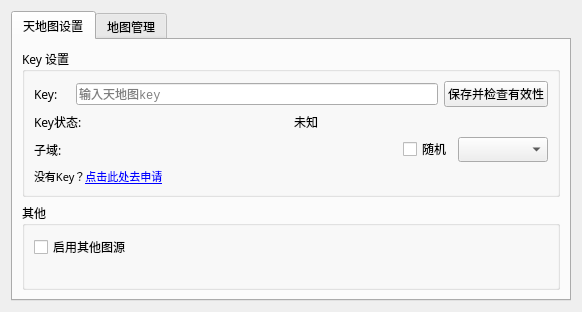
First picture: the form in tianditu_tools/ui/setting.ui, repository liuxsdev/qgis-plugin-tianditu, before the edit.
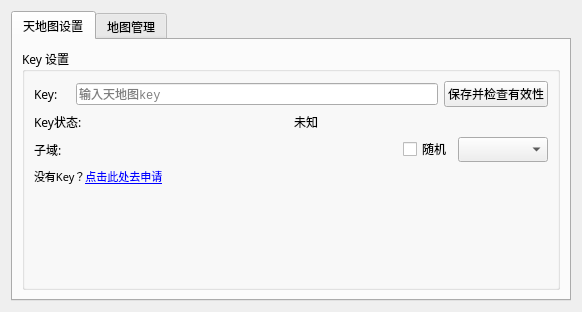
Second picture: the form after the edit. Custom widgets are drawn as their Qt base class.

Diff of the .ui file:
```diff
--- a/tianditu_tools/ui/setting.ui
+++ b/tianditu_tools/ui/setting.ui
@@ -151,45 +151,15 @@
            </layout>
           </item>
           <item>
-           <layout class="QHBoxLayout" name="horizontalLayout_4">
-            <item>
-             <widget class="QLabel" name="label_4">
-              <property name="text">
-               <string>&lt;html&gt;&lt;head/&gt;&lt;body&gt;&lt;p&gt;&lt;span style=&quot; font-size:8pt;&quot;&gt;没有Key？&lt;/span&gt;&lt;a href=&quot;https://console.tianditu.gov.cn/api/key&quot;&gt;&lt;span style=&quot; font-size:8pt; text-decoration: underline; color:#0000ff;&quot;&gt;点击此处去申请&lt;/span&gt;&lt;/a&gt;&lt;/p&gt;&lt;/body&gt;&lt;/html&gt;</string>
-              </property>
-              <property name="openExternalLinks">
-               <bool>true</bool>
-              </property>
-             </widget>
-            </item>
-           </layout>
+           <layout class="QHBoxLayout" name="horizontalLayout_4"/>
           </item>
-         </layout>
-        </widget>
-       </item>
-       <item>
-        <widget class="QGroupBox" name="groupBox_2">
-         <property name="font">
-          <font>
-           <family>微软雅黑</family>
-          </font>
-         </property>
-         <property name="title">
-          <string>其他</string>
-         </property>
-         <layout class="QVBoxLayout" name="verticalLayout_3">
           <item>
-           <widget class="QCheckBox" name="checkBox">
-            <property name="enabled">
-             <bool>true</bool>
-            </property>
-            <property name="font">
-             <font>
-              <family>微软雅黑</family>
-             </font>
-            </property>
+           <widget class="QLabel" name="label_4">
             <property name="text">
-             <string>启用其他图源</string>
+             <string>&lt;html&gt;&lt;head/&gt;&lt;body&gt;&lt;p&gt;&lt;span style=&quot; font-size:8pt;&quot;&gt;没有Key？&lt;/span&gt;&lt;a href=&quot;https://console.tianditu.gov.cn/api/key&quot;&gt;&lt;span style=&quot; font-size:8pt; text-decoration: underline; color:#0000ff;&quot;&gt;点击此处去申请&lt;/span&gt;&lt;/a&gt;&lt;/p&gt;&lt;/body&gt;&lt;/html&gt;</string>
+            </property>
+            <property name="openExternalLinks">
+             <bool>true</bool>
             </property>
            </widget>
           </item>
```
